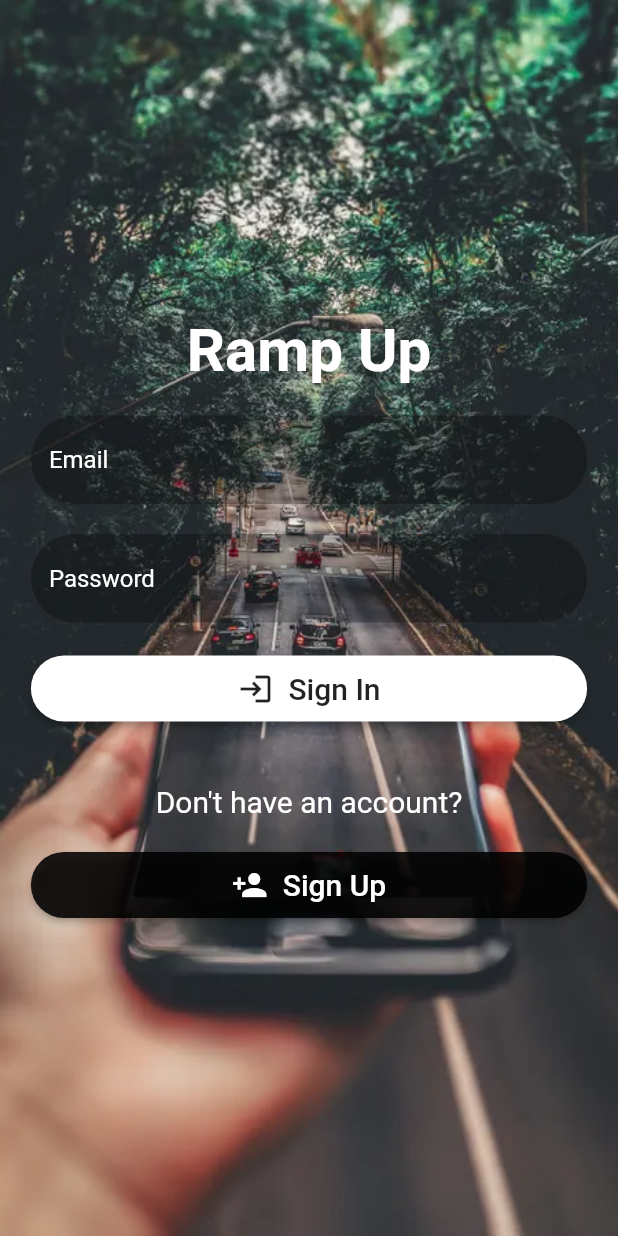
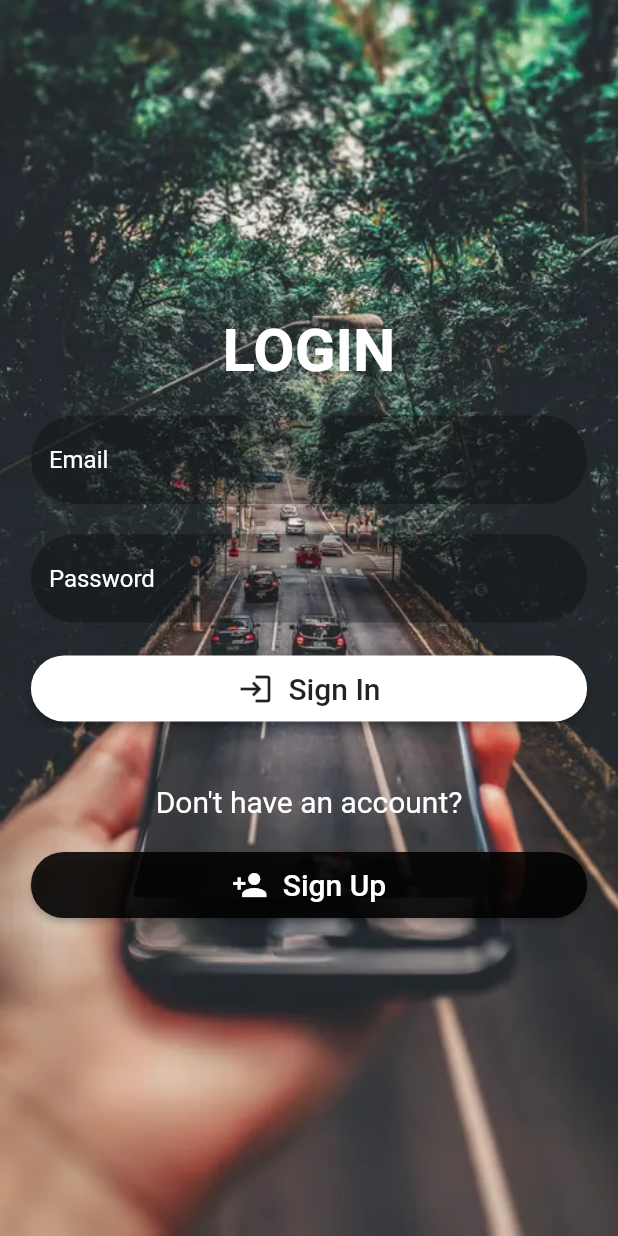
Before and after one commit to sumathipala-hes/training-ramp-up, a Flutter app: the screen it shows after launch, on a phone screen of 412 x 824 dp. Run offline on Flutter 3.47's test engine with Material 2 defaults, Android fonts, the phone set to English and light mode, and no system bars; our stand-ins replace firebase_core, firebase_messaging, flutter_bloc, fluttertoast, logger; accounts and stored records are empty.

Commit message:
Sign In Page Completed

```diff
--- a/frontend/lib/ui/sign_in_page/sign_in_page_view.dart
+++ b/frontend/lib/ui/sign_in_page/sign_in_page_view.dart
@@ -23,7 +23,7 @@ class SignInPageView extends StatelessWidget {
               mainAxisAlignment: MainAxisAlignment.center,
               children: [
                 const Text(
-                  'Ramp Up',
+                  'LOGIN',
                   style: TextStyle(
                     color: Colors.white,
                     fontSize: 40,
```
